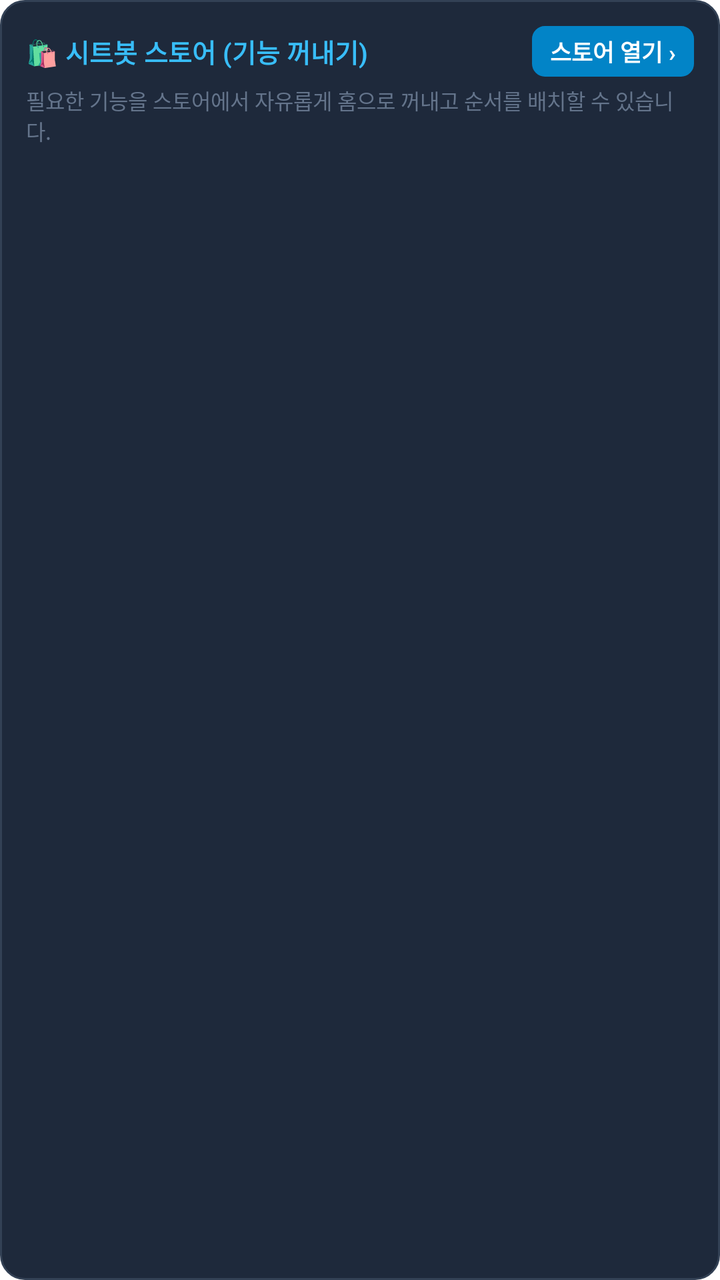
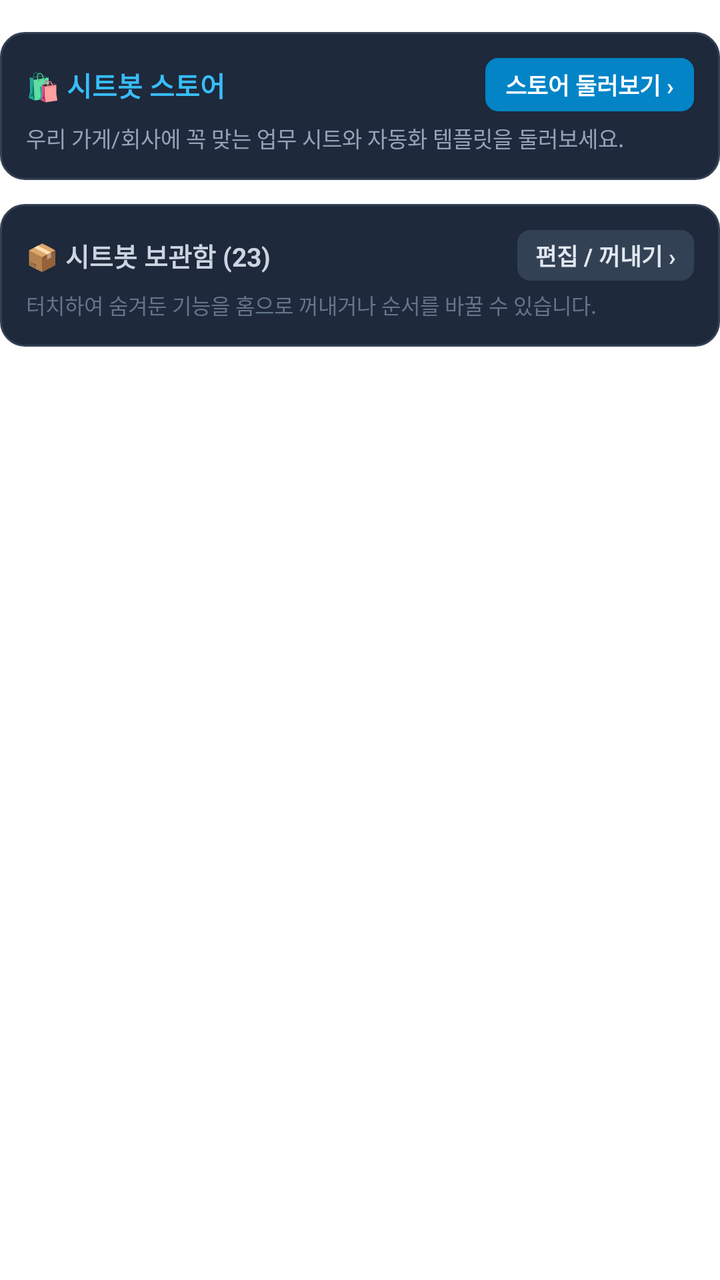

Compare the two renders of this Android layout. The source of the first and the diff that turns it into the second are given below.
<!-- AndroidManifest.xml: application theme Theme.SheetBotDepositAgent -->
<!-- res/layout/card_drawer.xml -->
<?xml version="1.0" encoding="utf-8"?>
<LinearLayout xmlns:android="http://schemas.android.com/apk/res/android"
    android:id="@+id/cardDrawerBox"
    android:layout_width="match_parent"
    android:layout_height="wrap_content"
    android:orientation="vertical"
    android:background="@drawable/bg_card_scenario"
    android:padding="13dp"
    android:layout_marginTop="16dp"
    android:layout_marginBottom="12dp">

    <LinearLayout
        android:id="@+id/layoutDrawerHeader"
        android:layout_width="match_parent"
        android:layout_height="wrap_content"
        android:orientation="horizontal"
        android:gravity="center_vertical"
        android:clickable="true"
        android:focusable="true">

        <TextView
            android:id="@+id/tvDrawerTitle"
            android:layout_width="0dp"
            android:layout_height="wrap_content"
            android:layout_weight="1"
            android:text="🛍️ 시트봇 스토어 (기능 꺼내기)"
            android:textColor="#38BDF8"
            android:textSize="13sp"
            android:textStyle="bold" />

        <TextView
            android:id="@+id/btnOpenMarketplace"
            android:layout_width="wrap_content"
            android:layout_height="wrap_content"
            android:background="@drawable/bg_badge_version"
            android:backgroundTint="#0284C7"
            android:paddingHorizontal="9dp"
            android:paddingVertical="4dp"
            android:text="스토어 열기 ›"
            android:textColor="#FFFFFF"
            android:textSize="11.5sp"
            android:textStyle="bold"
            android:clickable="true"
            android:focusable="true" />

        <TextView
            android:id="@+id/btnDrawerManage"
            android:layout_width="wrap_content"
            android:layout_height="wrap_content"
            android:visibility="gone" />

        <TextView
            android:id="@+id/btnToggleDrawer"
            android:layout_width="wrap_content"
            android:layout_height="wrap_content"
            android:visibility="gone" />
    </LinearLayout>

    <TextView
        android:id="@+id/tvDrawerSubtitle"
        android:layout_width="match_parent"
        android:layout_height="wrap_content"
        android:text="필요한 기능을 스토어에서 자유롭게 홈으로 꺼내고 순서를 배치할 수 있습니다."
        android:textColor="#64748B"
        android:textSize="10.5sp"
        android:layout_marginTop="4dp" />

    
    <LinearLayout
        android:id="@+id/layoutDrawerContent"
        android:layout_width="match_parent"
        android:layout_height="wrap_content"
        android:orientation="vertical"
        android:layout_marginTop="10dp"
        android:visibility="gone">

        <View
            android:layout_width="match_parent"
            android:layout_height="1dp"
            android:background="#334155"
            android:layout_marginBottom="8dp" />

        
        <LinearLayout
            android:id="@+id/layoutDrawerItems"
            android:layout_width="match_parent"
            android:layout_height="wrap_content"
            android:orientation="vertical" />
    </LinearLayout>
</LinearLayout>
<!-- resources referenced by this layout -->
<resources>
  <!-- drawable bg_badge_version (drawable) -->
  <?xml version="1.0" encoding="utf-8"?>
  <shape xmlns:android="http://schemas.android.com/apk/res/android"
      android:shape="rectangle">
      <corners android:radius="6dp" />
      <solid android:color="#064E3B" />
      <stroke android:width="1dp" android:color="#059669" />
  </shape>
  <!-- drawable bg_card_scenario (drawable) -->
  <?xml version="1.0" encoding="utf-8"?>
  <shape xmlns:android="http://schemas.android.com/apk/res/android"
      android:shape="rectangle">
      <corners android:radius="12dp" />
      <solid android:color="#1E293B" />
      <stroke android:width="1dp" android:color="#334155" />
  </shape>
  <style name="Theme.SheetBotDepositAgent" parent="Theme.MaterialComponents.DayNight.NoActionBar">
          <item name="colorPrimary">@color/purple_500</item>
          <item name="colorPrimaryVariant">@color/purple_700</item>
          <item name="colorOnPrimary">@color/white</item>
          <item name="colorSecondary">@color/teal_200</item>
          <item name="colorSecondaryVariant">@color/teal_700</item>
          <item name="colorOnSecondary">@color/black</item>
          <item name="android:statusBarColor">#0F172A</item>
      </style>
  <color name="purple_500">#4F46E5</color>
  <color name="purple_700">#4338CA</color>
  <color name="white">#FFFFFFFF</color>
  <color name="teal_200">#10B981</color>
  <color name="teal_700">#059669</color>
  <color name="black">#000000</color>
</resources>

<!-- the commit's change to res/layout/card_drawer.xml (unified diff, before → after) -->
@@ -1,90 +1,153 @@
 <?xml version="1.0" encoding="utf-8"?>
 <LinearLayout xmlns:android="http://schemas.android.com/apk/res/android"
-    android:id="@+id/cardDrawerBox"
     android:layout_width="match_parent"
     android:layout_height="wrap_content"
-    android:orientation="vertical"
-    android:background="@drawable/bg_card_scenario"
-    android:padding="13dp"
-    android:layout_marginTop="16dp"
-    android:layout_marginBottom="12dp">
+    android:orientation="vertical">
 
+    
     <LinearLayout
-        android:id="@+id/layoutDrawerHeader"
+        android:id="@+id/cardStoreBox"
         android:layout_width="match_parent"
         android:layout_height="wrap_content"
-        android:orientation="horizontal"
-        android:gravity="center_vertical"
+        android:orientation="vertical"
+        android:background="@drawable/bg_card_scenario"
+        android:padding="13dp"
+        android:layout_marginTop="16dp"
+        android:layout_marginBottom="10dp"
         android:clickable="true"
         android:focusable="true">
 
-        <TextView
-            android:id="@+id/tvDrawerTitle"
-            android:layout_width="0dp"
+        <LinearLayout
+            android:id="@+id/layoutStoreHeader"
+            android:layout_width="match_parent"
             android:layout_height="wrap_content"
-            android:layout_weight="1"
-            android:text="🛍️ 시트봇 스토어 (기능 꺼내기)"
-            android:textColor="#38BDF8"
-            android:textSize="13sp"
-            android:textStyle="bold" />
+            android:orientation="horizontal"
+            android:gravity="center_vertical">
+
+            <TextView
+                android:id="@+id/tvStoreTitle"
+                android:layout_width="0dp"
+                android:layout_height="wrap_content"
+                android:layout_weight="1"
+                android:text="🛍️ 시트봇 스토어"
+                android:textColor="#38BDF8"
+                android:textSize="13.5sp"
+                android:textStyle="bold" />
+
+            <TextView
+                android:id="@+id/btnOpenMarketplace"
+                android:layout_width="wrap_content"
+                android:layout_height="wrap_content"
+                android:background="@drawable/bg_badge_version"
+                android:backgroundTint="#0284C7"
+                android:paddingHorizontal="10dp"
+                android:paddingVertical="4.5dp"
+                android:text="스토어 둘러보기 ›"
+                android:textColor="#FFFFFF"
+                android:textSize="11.5sp"
+                android:textStyle="bold"
+                android:clickable="true"
+                android:focusable="true" />
+        </LinearLayout>
 
         <TextView
-            android:id="@+id/btnOpenMarketplace"
-            android:layout_width="wrap_content"
+            android:id="@+id/tvStoreSubtitle"
+            android:layout_width="match_parent"
             android:layout_height="wrap_content"
-            android:background="@drawable/bg_badge_version"
-            android:backgroundTint="#0284C7"
-            android:paddingHorizontal="9dp"
-            android:paddingVertical="4dp"
-            android:text="스토어 열기 ›"
-            android:textColor="#FFFFFF"
-            android:textSize="11.5sp"
-            android:textStyle="bold"
-            android:clickable="true"
-            android:focusable="true" />
-
-        <TextView
-            android:id="@+id/btnDrawerManage"
-            android:layout_width="wrap_content"
-            android:layout_height="wrap_content"
-            android:visibility="gone" />
-
-        <TextView
-            android:id="@+id/btnToggleDrawer"
-            android:layout_width="wrap_content"
-            android:layout_height="wrap_content"
-            android:visibility="gone" />
+            android:text="우리 가게/회사에 꼭 맞는 업무 시트와 자동화 템플릿을 둘러보세요."
+            android:textColor="#94A3B8"
+            android:textSize="11sp"
+            android:layout_marginTop="5dp" />
     </LinearLayout>
-
-    <TextView
-        android:id="@+id/tvDrawerSubtitle"
-        android:layout_width="match_parent"
-        android:layout_height="wrap_content"
-        android:text="필요한 기능을 스토어에서 자유롭게 홈으로 꺼내고 순서를 배치할 수 있습니다."
-        android:textColor="#64748B"
-        android:textSize="10.5sp"
-        android:layout_marginTop="4dp" />
 
     
     <LinearLayout
-        android:id="@+id/layoutDrawerContent"
+        android:id="@+id/cardDrawerBox"
         android:layout_width="match_parent"
         android:layout_height="wrap_content"
         android:orientation="vertical"
-        android:layout_marginTop="10dp"
-        android:visibility="gone">
+        android:background="@drawable/bg_card_scenario"
+        android:padding="13dp"
+        android:layout_marginTop="2dp"
+        android:layout_marginBottom="12dp"
+        android:clickable="true"
+        android:focusable="true">
 
-        <View
+        <LinearLayout
+            android:id="@+id/layoutDrawerHeader"
             android:layout_width="match_parent"
-            android:layout_height="1dp"
-            android:background="#334155"
-            android:layout_marginBottom="8dp" />
+            android:layout_height="wrap_content"
+            android:orientation="horizontal"
+            android:gravity="center_vertical">
+
+            <TextView
+                android:id="@+id/tvDrawerTitle"
+                android:layout_width="0dp"
+                android:layout_height="wrap_content"
+                android:layout_weight="1"
+                android:text="📦 시트봇 보관함 (23)"
+                android:textColor="#CBD5E1"
+                android:textSize="13sp"
+                android:textStyle="bold" />
+
+            <TextView
+                android:id="@+id/btnOpenDrawerManage"
+                android:layout_width="wrap_content"
+                android:layout_height="wrap_content"
+                android:background="@drawable/bg_badge_version"
+                android:backgroundTint="#334155"
+                android:paddingHorizontal="9dp"
+                android:paddingVertical="4dp"
+                android:text="편집 / 꺼내기 ›"
+                android:textColor="#E2E8F0"
+                android:textSize="11.5sp"
+                android:textStyle="bold"
+                android:clickable="true"
+                android:focusable="true" />
+
+            <TextView
+                android:id="@+id/btnDrawerManage"
+                android:layout_width="wrap_content"
+                android:layout_height="wrap_content"
+                android:visibility="gone" />
+
+            <TextView
+                android:id="@+id/btnToggleDrawer"
+                android:layout_width="wrap_content"
+                android:layout_height="wrap_content"
+                android:visibility="gone" />
+        </LinearLayout>
+
+        <TextView
+            android:id="@+id/tvDrawerSubtitle"
+            android:layout_width="match_parent"
+            android:layout_height="wrap_content"
+            android:text="터치하여 숨겨둔 기능을 홈으로 꺼내거나 순서를 바꿀 수 있습니다."
+            android:textColor="#64748B"
+            android:textSize="10.5sp"
+            android:layout_marginTop="4dp" />
 
         
         <LinearLayout
-            android:id="@+id/layoutDrawerItems"
+            android:id="@+id/layoutDrawerContent"
             android:layout_width="match_parent"
             android:layout_height="wrap_content"
-            android:orientation="vertical" />
+            android:orientation="vertical"
+            android:layout_marginTop="10dp"
+            android:visibility="gone">
+
+            <View
+                android:layout_width="match_parent"
+                android:layout_height="1dp"
+                android:background="#334155"
+                android:layout_marginBottom="8dp" />
+
+            
+            <LinearLayout
+                android:id="@+id/layoutDrawerItems"
+                android:layout_width="match_parent"
+                android:layout_height="wrap_content"
+                android:orientation="vertical" />
+        </LinearLayout>
     </LinearLayout>
 </LinearLayout>
